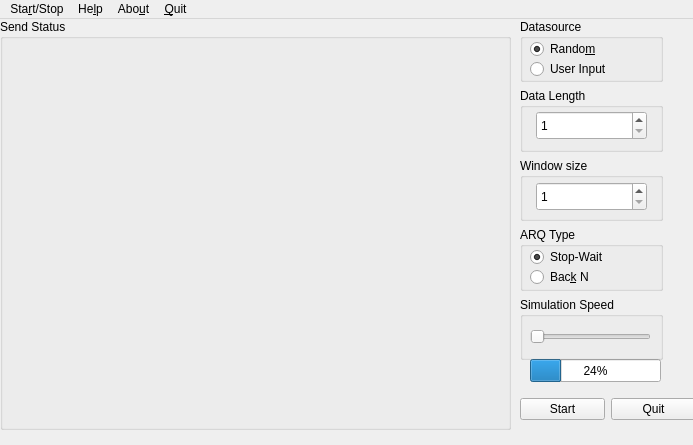
This is UI/netsim_ui/netsim_mainwindow.ui in enderdzz/NetworkTask as Qt 5 draws it before an edit. The edited form follows.
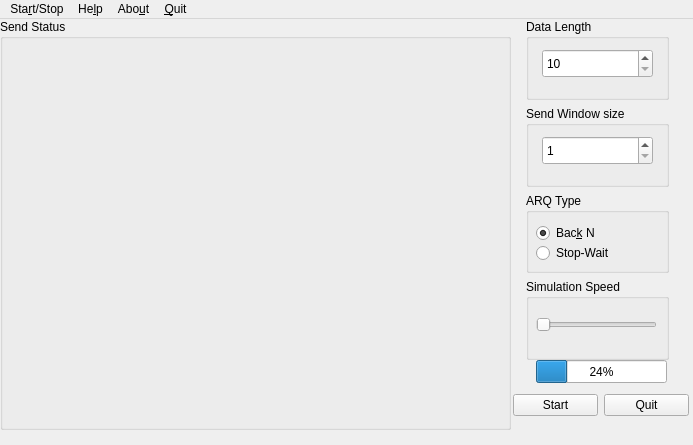
This is the edited form. Custom widgets are drawn as their Qt base class.

Commit message: Added UI logic for ARQ Type.

```diff
--- a/UI/netsim_ui/netsim_mainwindow.ui
+++ b/UI/netsim_ui/netsim_mainwindow.ui
@@ -23,8 +23,8 @@
    <widget class="QWidget" name="gridLayoutWidget">
     <property name="geometry">
      <rect>
-      <x>520</x>
-      <y>370</y>
+      <x>513</x>
+      <y>366</y>
       <width>176</width>
       <height>41</height>
      </rect>
@@ -49,8 +49,8 @@
    <widget class="QProgressBar" name="progressBar">
     <property name="geometry">
      <rect>
-      <x>530</x>
-      <y>340</y>
+      <x>536</x>
+      <y>341</y>
       <width>131</width>
       <height>23</height>
      </rect>
@@ -62,7 +62,7 @@
    <widget class="QWidget" name="widgetConfig" native="true">
     <property name="geometry">
      <rect>
-      <x>520</x>
+      <x>526</x>
       <y>0</y>
       <width>151</width>
       <height>341</height>
@@ -79,43 +79,7 @@
      </property>
      <layout class="QVBoxLayout" name="layoutConfig">
       <item>
-       <widget class="QGroupBox" name="gpDatasource">
-        <property name="title">
-         <string>Datasource</string>
-        </property>
-        <widget class="QRadioButton" name="radioDataRand">
-         <property name="geometry">
-          <rect>
-           <x>10</x>
-           <y>20</y>
-           <width>101</width>
-           <height>20</height>
-          </rect>
-         </property>
-         <property name="text">
-          <string>Rando&amp;m</string>
-         </property>
-         <property name="checked">
-          <bool>true</bool>
-         </property>
-        </widget>
-        <widget class="QRadioButton" name="radioDataInput">
-         <property name="geometry">
-          <rect>
-           <x>10</x>
-           <y>40</y>
-           <width>101</width>
-           <height>20</height>
-          </rect>
-         </property>
-         <property name="text">
-          <string>User Input</string>
-         </property>
-        </widget>
-       </widget>
-      </item>
-      <item>
-       <widget class="QGroupBox" name="groupBox_3">
+       <widget class="QGroupBox" name="groupDataLength">
         <property name="title">
          <string>Data Length</string>
         </property>
@@ -123,16 +87,16 @@
          <property name="geometry">
           <rect>
            <x>16</x>
-           <y>23</y>
+           <y>30</y>
            <width>111</width>
            <height>29</height>
           </rect>
          </property>
          <property name="minimum">
-          <number>1</number>
+          <number>10</number>
          </property>
          <property name="maximum">
-          <number>999</number>
+          <number>200</number>
          </property>
         </widget>
        </widget>
@@ -140,13 +104,13 @@
       <item>
        <widget class="QGroupBox" name="groupBox">
         <property name="title">
-         <string>Window size</string>
+         <string>Send Window size</string>
         </property>
         <widget class="QSpinBox" name="spinDataLength_2">
          <property name="geometry">
           <rect>
            <x>16</x>
-           <y>24</y>
+           <y>30</y>
            <width>111</width>
            <height>29</height>
           </rect>
@@ -154,6 +118,9 @@
          <property name="minimum">
           <number>1</number>
          </property>
+         <property name="maximum">
+          <number>199</number>
+         </property>
         </widget>
        </widget>
       </item>
@@ -166,7 +133,7 @@
          <property name="geometry">
           <rect>
            <x>10</x>
-           <y>20</y>
+           <y>50</y>
            <width>101</width>
            <height>20</height>
           </rect>
@@ -175,14 +142,14 @@
           <string>Stop-Wait</string>
          </property>
          <property name="checked">
-          <bool>true</bool>
+          <bool>false</bool>
          </property>
         </widget>
         <widget class="QRadioButton" name="radioArqBn">
          <property name="geometry">
           <rect>
            <x>10</x>
-           <y>40</y>
+           <y>30</y>
            <width>101</width>
            <height>20</height>
           </rect>
@@ -190,6 +157,9 @@
          <property name="text">
           <string>Bac&amp;k N</string>
          </property>
+         <property name="checked">
+          <bool>true</bool>
+         </property>
         </widget>
        </widget>
       </item>
@@ -202,7 +172,7 @@
          <property name="geometry">
           <rect>
            <x>10</x>
-           <y>30</y>
+           <y>36</y>
            <width>121</width>
            <height>20</height>
           </rect>
```
Left out of the diff: 10 changed lines with no effect on the pictures. The commit also changes 4 other files.
